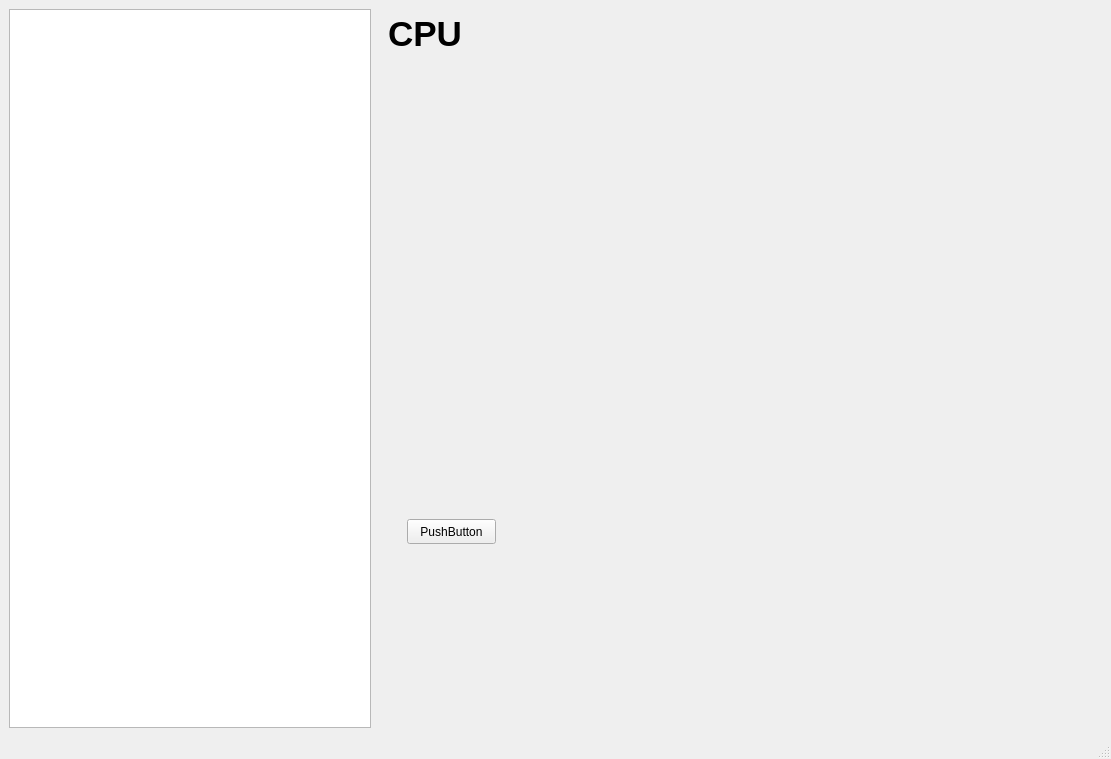
rejuce/LikeTaskManager, file ltm.ui: the form before one commit.
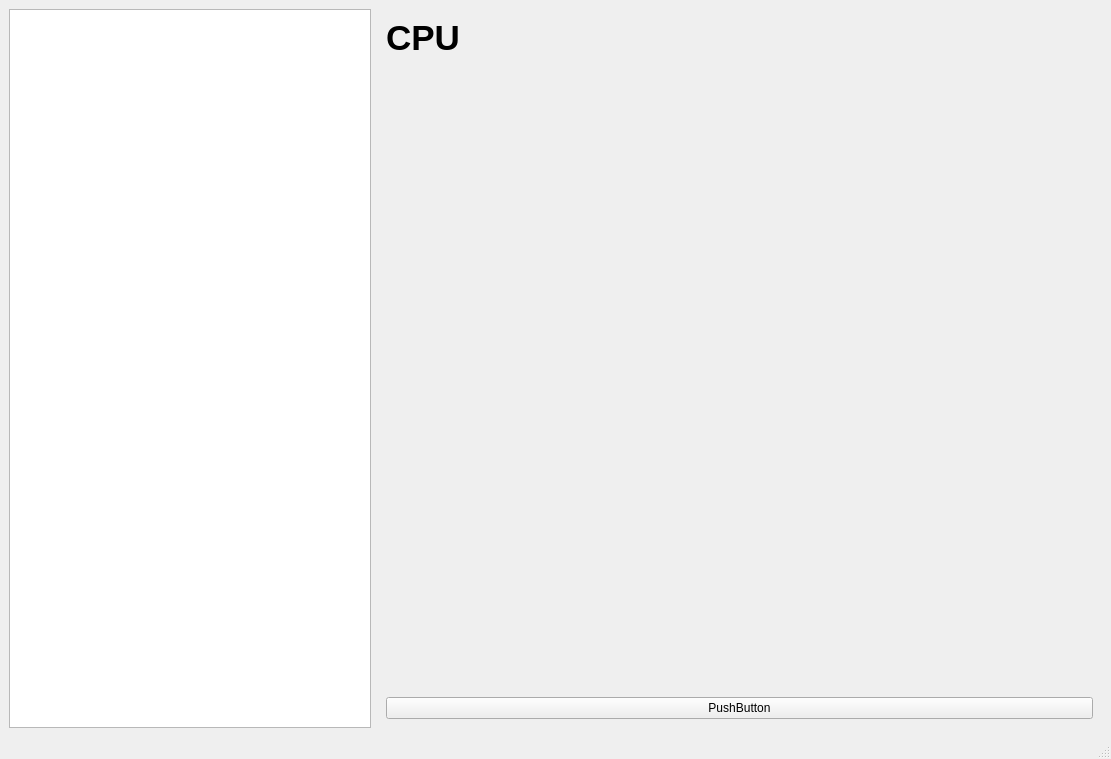
The form after the commit. Custom widgets are drawn as their Qt base class.

Diff of the .ui file:
```diff
--- a/ltm.ui
+++ b/ltm.ui
@@ -60,25 +60,9 @@
        <string notr="true"/>
       </property>
       <widget class="QWidget" name="page">
-       <widget class="QwtPlot" name="plotCpu" native="true">
-        <property name="geometry">
-         <rect>
-          <x>10</x>
-          <y>60</y>
-          <width>701</width>
-          <height>421</height>
-         </rect>
-        </property>
-       </widget>
+       <layout class="QGridLayout" name="gridLayout">
+        <item row="0" column="0">
        <widget class="QLabel" name="label_9">
-        <property name="geometry">
-         <rect>
-          <x>11</x>
-          <y>4</y>
-          <width>101</width>
-          <height>41</height>
-         </rect>
-        </property>
         <property name="sizePolicy">
          <sizepolicy hsizetype="Preferred" vsizetype="Preferred">
           <horstretch>2</horstretch>
@@ -96,19 +80,25 @@
          <string>CPU</string>
         </property>
        </widget>
+        </item>
+        <item row="1" column="0">
+         <widget class="QwtPlot" name="plotCpu" native="true">
+          <property name="sizePolicy">
+           <sizepolicy hsizetype="Preferred" vsizetype="Preferred">
+            <horstretch>0</horstretch>
+            <verstretch>5</verstretch>
+           </sizepolicy>
+          </property>
+         </widget>
+        </item>
+        <item row="2" column="0">
        <widget class="QPushButton" name="pushButton">
-        <property name="geometry">
-         <rect>
-          <x>30</x>
-          <y>510</y>
-          <width>89</width>
-          <height>25</height>
-         </rect>
-        </property>
         <property name="text">
          <string>PushButton</string>
         </property>
        </widget>
+        </item>
+       </layout>
       </widget>
       <widget class="QWidget" name="page_2"/>
      </widget>
```
Left out of the diff: 20 changed lines with no effect on the pictures. Lines whose indentation alone changed are shown as unchanged.
